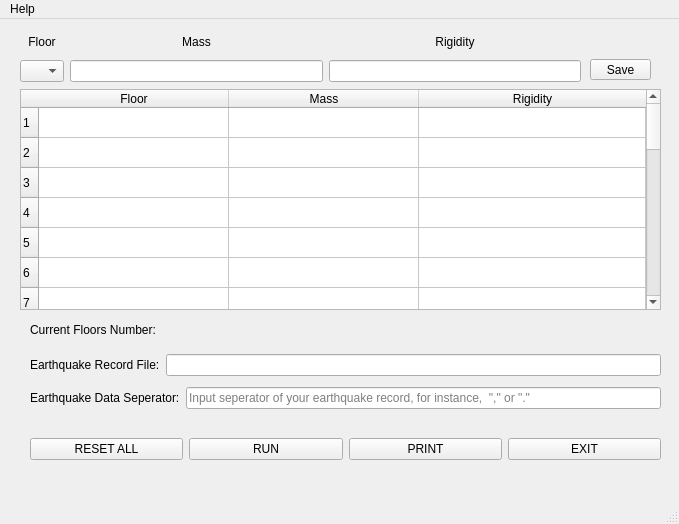
Old version of the form sDynaUi.ui in the repository alitatici/VisualizationOfCodes.
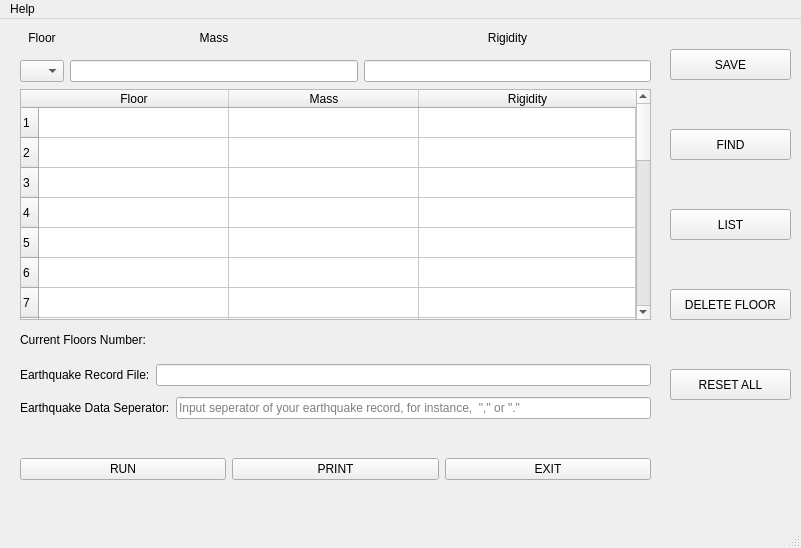
New version of the form. Icons and pictures are not drawn.

Patch:
```diff
--- a/sDynaUi.ui
+++ b/sDynaUi.ui
@@ -6,8 +6,8 @@
    <rect>
     <x>0</x>
     <y>0</y>
-    <width>679</width>
-    <height>524</height>
+    <width>801</width>
+    <height>548</height>
    </rect>
   </property>
   <property name="windowTitle">
@@ -1282,8 +1282,8 @@
      <rect>
       <x>20</x>
       <y>70</y>
-      <width>641</width>
-      <height>221</height>
+      <width>631</width>
+      <height>231</height>
      </rect>
     </property>
     <property name="rowCount">
@@ -1342,8 +1342,8 @@
    <widget class="QLabel" name="label_6">
     <property name="geometry">
      <rect>
-      <x>30</x>
-      <y>300</y>
+      <x>20</x>
+      <y>310</y>
       <width>141</width>
       <height>21</height>
      </rect>
@@ -1355,8 +1355,8 @@
    <widget class="QLabel" name="label_savedFloor">
     <property name="geometry">
      <rect>
-      <x>180</x>
-      <y>300</y>
+      <x>170</x>
+      <y>310</y>
       <width>101</width>
       <height>21</height>
      </rect>
@@ -1368,21 +1368,21 @@
    <widget class="QPushButton" name="pb_Save">
     <property name="geometry">
      <rect>
-      <x>590</x>
-      <y>40</y>
-      <width>61</width>
-      <height>21</height>
+      <x>670</x>
+      <y>30</y>
+      <width>121</width>
+      <height>31</height>
      </rect>
     </property>
     <property name="text">
-     <string>Save</string>
+     <string>SAVE</string>
     </property>
    </widget>
    <widget class="QWidget" name="layoutWidget">
     <property name="geometry">
      <rect>
-      <x>30</x>
-      <y>330</y>
+      <x>20</x>
+      <y>340</y>
       <width>631</width>
       <height>65</height>
      </rect>
@@ -1441,52 +1441,12 @@
    <widget class="QWidget" name="layoutWidget">
     <property name="geometry">
      <rect>
-      <x>30</x>
-      <y>400</y>
+      <x>20</x>
+      <y>2</y>
       <width>631</width>
       <height>61</height>
      </rect>
     </property>
-    <layout class="QHBoxLayout" name="horizontalLayout_5">
-     <item>
-      <widget class="QPushButton" name="pb_reset">
-       <property name="text">
-        <string>RESET ALL</string>
-       </property>
-      </widget>
-     </item>
-     <item>
-      <widget class="QPushButton" name="pb_run">
-       <property name="text">
-        <string>RUN</string>
-       </property>
-      </widget>
-     </item>
-     <item>
-      <widget class="QPushButton" name="pb_Print">
-       <property name="text">
-        <string>PRINT</string>
-       </property>
-      </widget>
-     </item>
-     <item>
-      <widget class="QPushButton" name="pb_Exit">
-       <property name="text">
-        <string>EXIT</string>
-       </property>
-      </widget>
-     </item>
-    </layout>
-   </widget>
-   <widget class="QWidget" name="layoutWidget">
-    <property name="geometry">
-     <rect>
-      <x>20</x>
-      <y>10</y>
-      <width>561</width>
-      <height>53</height>
-     </rect>
-    </property>
     <layout class="QHBoxLayout" name="horizontalLayout_2">
      <item>
       <layout class="QVBoxLayout" name="verticalLayout">
@@ -1670,13 +1630,98 @@
      </item>
     </layout>
    </widget>
+   <widget class="QPushButton" name="pb_dltRow">
+    <property name="geometry">
+     <rect>
+      <x>670</x>
+      <y>270</y>
+      <width>121</width>
+      <height>31</height>
+     </rect>
+    </property>
+    <property name="text">
+     <string>DELETE FLOOR</string>
+    </property>
+   </widget>
+   <widget class="QPushButton" name="pb_find">
+    <property name="geometry">
+     <rect>
+      <x>670</x>
+      <y>110</y>
+      <width>121</width>
+      <height>31</height>
+     </rect>
+    </property>
+    <property name="text">
+     <string>FIND</string>
+    </property>
+   </widget>
+   <widget class="QPushButton" name="pb_reset">
+    <property name="geometry">
+     <rect>
+      <x>670</x>
+      <y>350</y>
+      <width>121</width>
+      <height>31</height>
+     </rect>
+    </property>
+    <property name="text">
+     <string>RESET ALL</string>
+    </property>
+   </widget>
+   <widget class="QPushButton" name="pb_list">
+    <property name="geometry">
+     <rect>
+      <x>670</x>
+      <y>190</y>
+      <width>121</width>
+      <height>31</height>
+     </rect>
+    </property>
+    <property name="text">
+     <string>LIST</string>
+    </property>
+   </widget>
+   <widget class="QWidget" name="layoutWidget">
+    <property name="geometry">
+     <rect>
+      <x>20</x>
+      <y>410</y>
+      <width>631</width>
+      <height>81</height>
+     </rect>
+    </property>
+    <layout class="QHBoxLayout" name="horizontalLayout">
+     <item>
+      <widget class="QPushButton" name="pb_run">
+       <property name="text">
+        <string>RUN</string>
+       </property>
+      </widget>
+     </item>
+     <item>
+      <widget class="QPushButton" name="pb_Print">
+       <property name="text">
+        <string>PRINT</string>
+       </property>
+      </widget>
+     </item>
+     <item>
+      <widget class="QPushButton" name="pb_Exit">
+       <property name="text">
+        <string>EXIT</string>
+       </property>
+      </widget>
+     </item>
+    </layout>
+   </widget>
   </widget>
   <widget class="QMenuBar" name="menubar">
    <property name="geometry">
     <rect>
      <x>0</x>
      <y>0</y>
-     <width>679</width>
+     <width>801</width>
      <height>26</height>
     </rect>
    </property>
```
Left out of the diff: 9 changed lines with no effect on the pictures.
